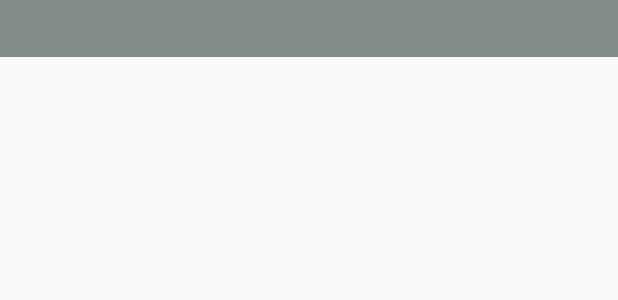
After one commit to gelodgreat/GWA-Calculator, an Android app: the layout spinnerunitslayout.xml on its own in the app's theme, with its tools: preview values and no code run, on a phone screen of 412 x 824 dp. The commit adds this screen. Shown: the top 300 px of the screen. Run offline under Robolectric (Android 15) with nearby library versions, the phone set to English and light mode, and no system bars.

Commit message:
Implemented Spinner for replacement of units editttext

```diff
--- /dev/null
+++ b/app/src/main/res/layout/spinnerunitslayout.xml
@@ -0,0 +1,11 @@
+<?xml version="1.0" encoding="utf-8"?>
+
+
+<TextView xmlns:android="http://schemas.android.com/apk/res/android"
+    android:layout_width="match_parent"
+    android:layout_height="wrap_content"
+    android:background="#818b87"
+    android:gravity="left"
+    android:padding="5dip"
+    android:textColor="#fff"
+    android:textSize="20sp" />
```
Also changed, not shown: app/build.gradle (+3 -4 lines), app/src/main/java/com/angelo/gwacalculator/MainActivity.kt (+45 -32 lines), app/src/main/res/layout/activity_main.xml (+7 -0 lines).
